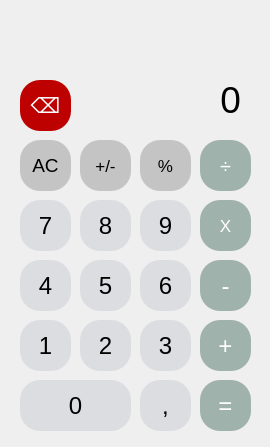
First picture: the form in view/calculadora.ui, repository psfrancieli/CalculadoraPython, before the edit.
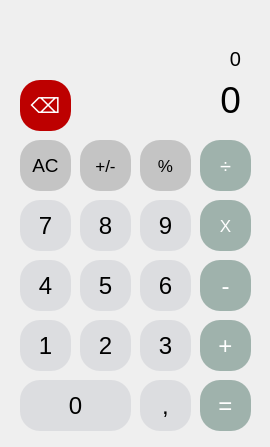
Second picture: the form after the edit.

The edit to the form file:
```diff
--- a/view/calculadora.ui
+++ b/view/calculadora.ui
@@ -469,9 +469,9 @@
     <property name="geometry">
      <rect>
       <x>30</x>
-      <y>20</y>
+      <y>70</y>
       <width>211</width>
-      <height>101</height>
+      <height>51</height>
      </rect>
     </property>
     <property name="font">
@@ -509,6 +509,27 @@
      <string>Ctrl+S</string>
     </property>
    </widget>
+   <widget class="QLabel" name="display2">
+    <property name="geometry">
+     <rect>
+      <x>40</x>
+      <y>30</y>
+      <width>201</width>
+      <height>41</height>
+     </rect>
+    </property>
+    <property name="font">
+     <font>
+      <pointsize>15</pointsize>
+     </font>
+    </property>
+    <property name="text">
+     <string>0</string>
+    </property>
+    <property name="alignment">
+     <set>Qt::AlignBottom|Qt::AlignRight|Qt::AlignTrailing</set>
+    </property>
+   </widget>
   </widget>
  </widget>
  <resources/>
```
